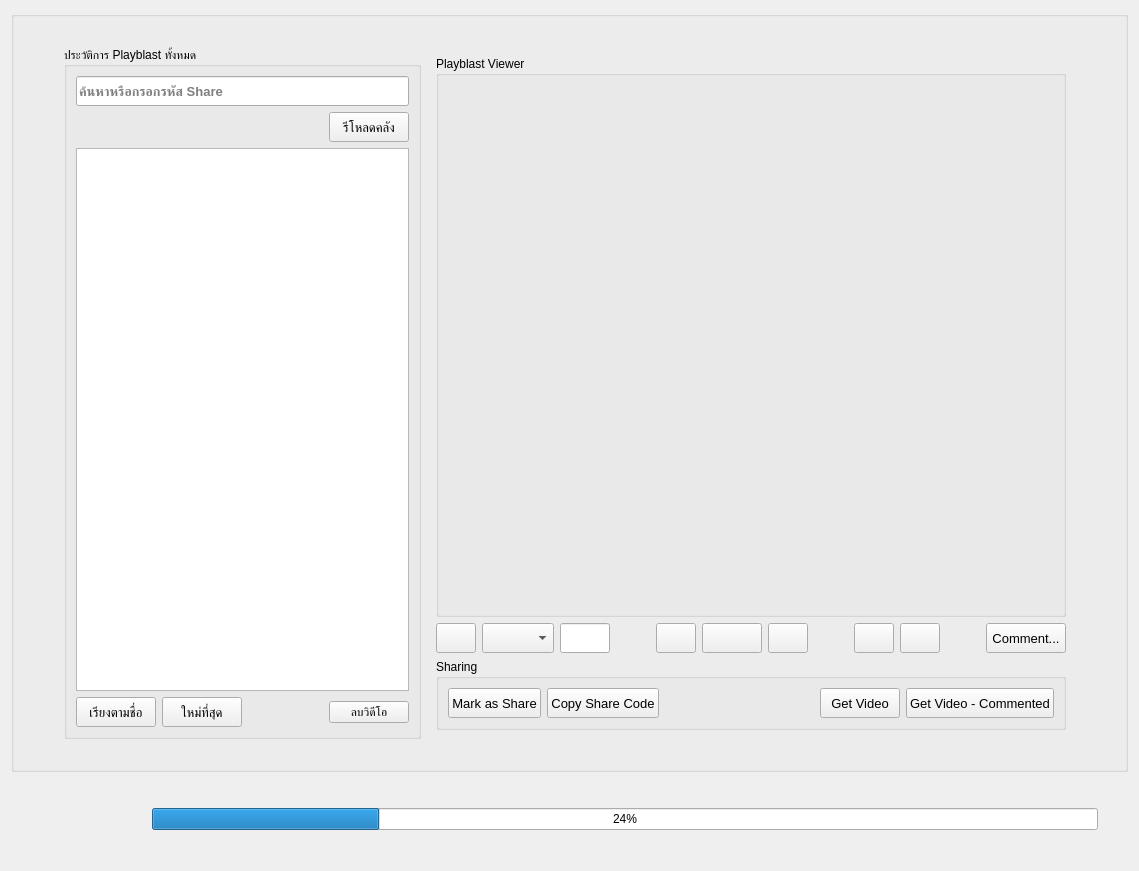
Qt form interface/UkoreShotPage.ui (tonmaiart/UkoreShot) before a commit.
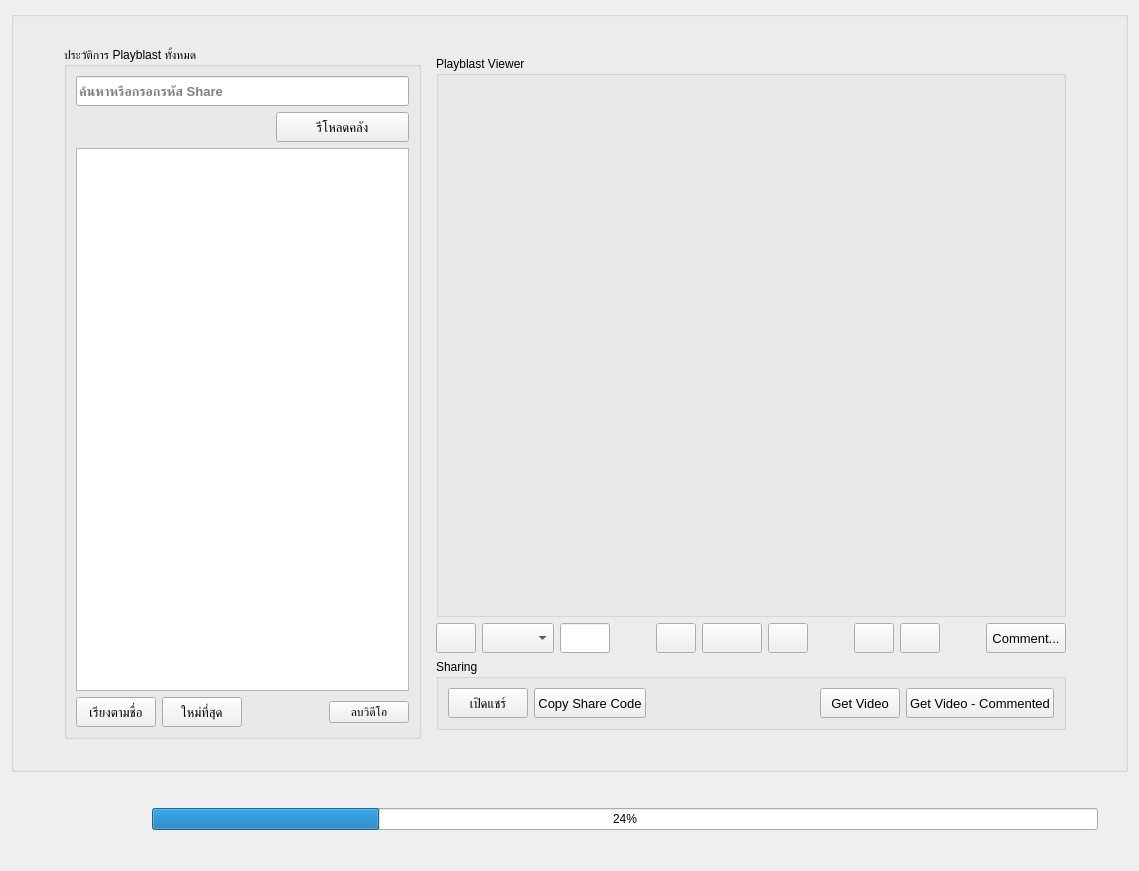
The same form after that commit.

```diff
--- a/interface/UkoreShotPage.ui
+++ b/interface/UkoreShotPage.ui
@@ -271,7 +271,7 @@
                </font>
               </property>
               <property name="text">
-               <string>Mark as Share</string>
+               <string>เปิดแชร์</string>
               </property>
              </widget>
             </item>
@@ -412,7 +412,7 @@
           </widget>
          </item>
          <item row="1" column="0">
-          <layout class="QHBoxLayout" name="horizontalLayout_2">
+          <layout class="QHBoxLayout" name="horizontalLayout_2" stretch="3,2">
            <item>
             <spacer name="horizontalSpacer_6">
              <property name="orientation">
```
